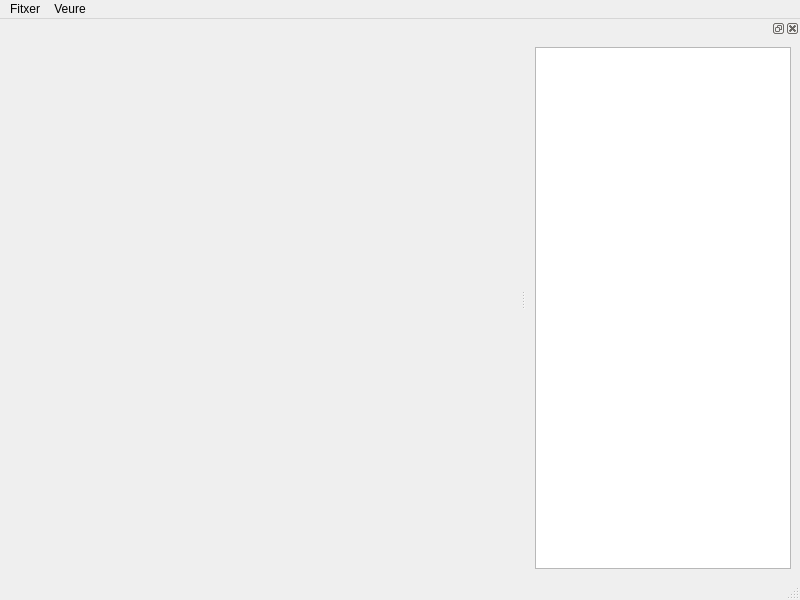
Pau42195/Proper, file mainwindow.ui: the form before one commit.
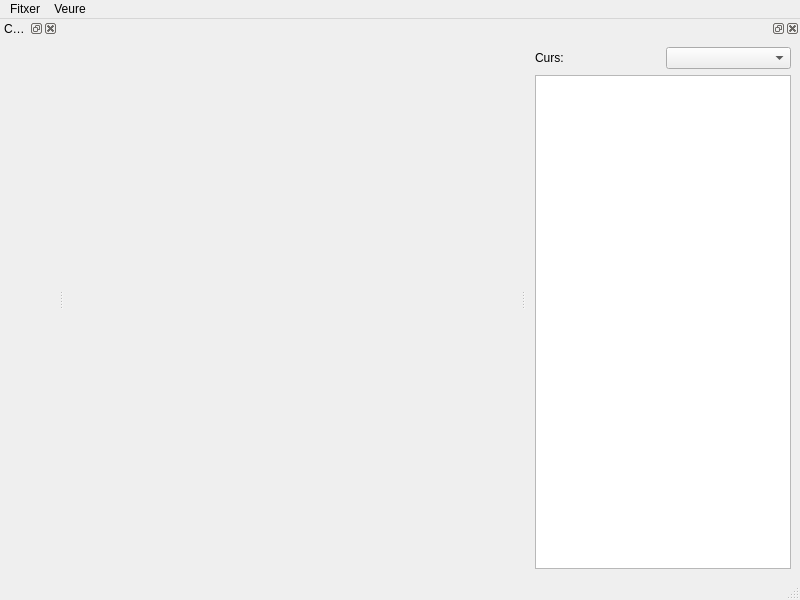
The form after the commit.

The edit to the form file:
```diff
--- a/mainwindow.ui
+++ b/mainwindow.ui
@@ -51,11 +51,41 @@
    <widget class="QWidget" name="dockWidgetContents">
     <layout class="QHBoxLayout" name="horizontalLayout">
      <item>
-      <widget class="QTableView" name="tvAluReq"/>
+      <layout class="QVBoxLayout" name="verticalLayout">
+       <item>
+        <layout class="QHBoxLayout" name="horizontalLayout_2">
+         <item>
+          <widget class="QLabel" name="label">
+           <property name="text">
+            <string>Curs:</string>
+           </property>
+          </widget>
+         </item>
+         <item>
+          <widget class="QComboBox" name="comboBox"/>
+         </item>
+        </layout>
+       </item>
+       <item>
+        <widget class="QTableView" name="tableView"/>
+       </item>
+      </layout>
      </item>
     </layout>
    </widget>
   </widget>
+  <widget class="QDockWidget" name="dkCursos">
+   <property name="allowedAreas">
+    <set>Qt::AllDockWidgetAreas</set>
+   </property>
+   <property name="windowTitle">
+    <string>Cursos</string>
+   </property>
+   <attribute name="dockWidgetArea">
+    <number>1</number>
+   </attribute>
+   <widget class="QWidget" name="dockWidgetContents_2"/>
+  </widget>
   <action name="actionObrir">
    <property name="text">
     <string>Carregar alumnes</string>
```
